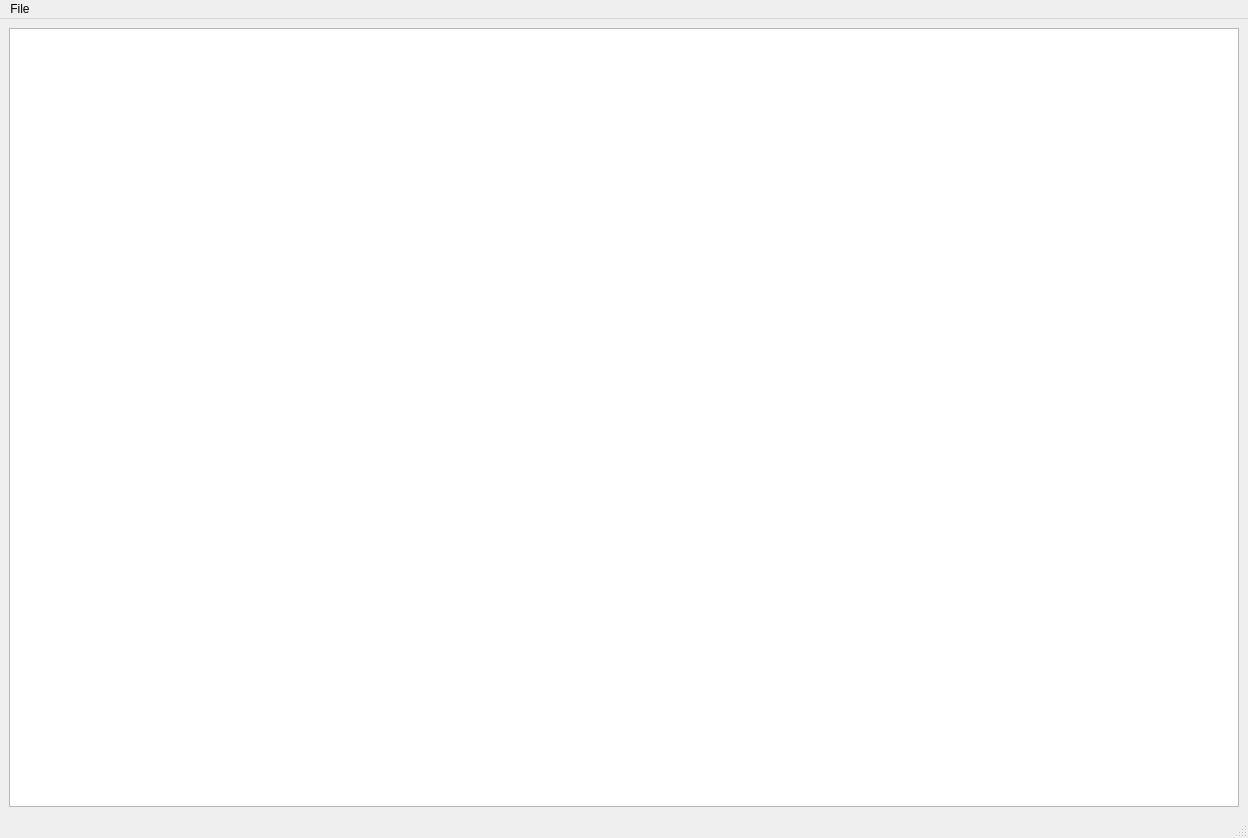
utoni/pcap-editor, file mainwindow.ui: the form before one commit.
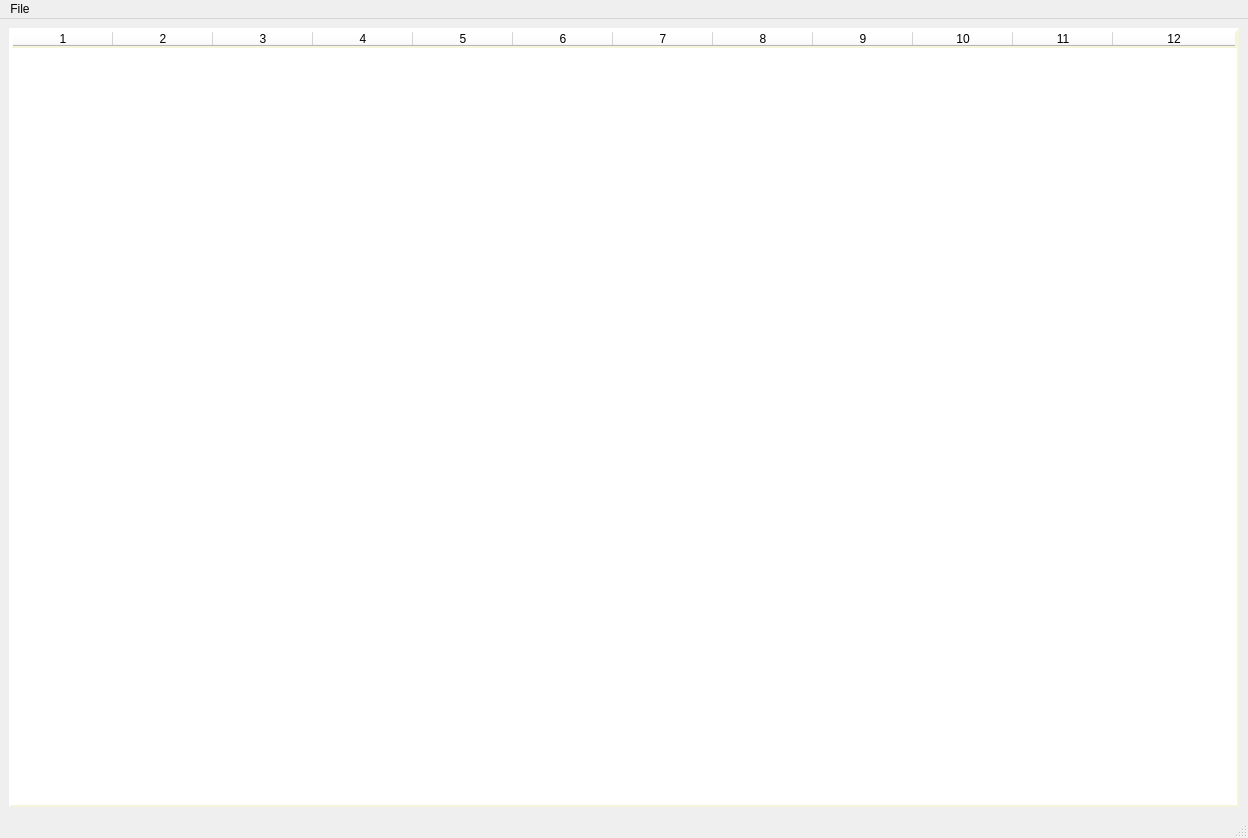
The form after the commit.

```diff
--- a/mainwindow.ui
+++ b/mainwindow.ui
@@ -42,7 +42,42 @@
     <item>
      <layout class="QGridLayout" name="gridLayout">
       <item row="0" column="0">
-       <widget class="QListWidget" name="listWidget"/>
+       <widget class="QTableWidget" name="tableWidget">
+        <property name="styleSheet">
+         <string notr="true">color: black;
+background-color: white;
+selection-color: yellow;
+selection-background-color: grey;
+
+border-style: outset;
+border-width: 2px;
+border-color: beige;</string>
+        </property>
+        <property name="selectionBehavior">
+         <enum>QAbstractItemView::SelectRows</enum>
+        </property>
+        <property name="columnCount">
+         <number>12</number>
+        </property>
+        <attribute name="horizontalHeaderCascadingSectionResizes">
+         <bool>false</bool>
+        </attribute>
+        <attribute name="horizontalHeaderStretchLastSection">
+         <bool>true</bool>
+        </attribute>
+        <column/>
+        <column/>
+        <column/>
+        <column/>
+        <column/>
+        <column/>
+        <column/>
+        <column/>
+        <column/>
+        <column/>
+        <column/>
+        <column/>
+       </widget>
       </item>
      </layout>
     </item>
```
Left out of the diff: 12 changed lines with no effect on the pictures.
